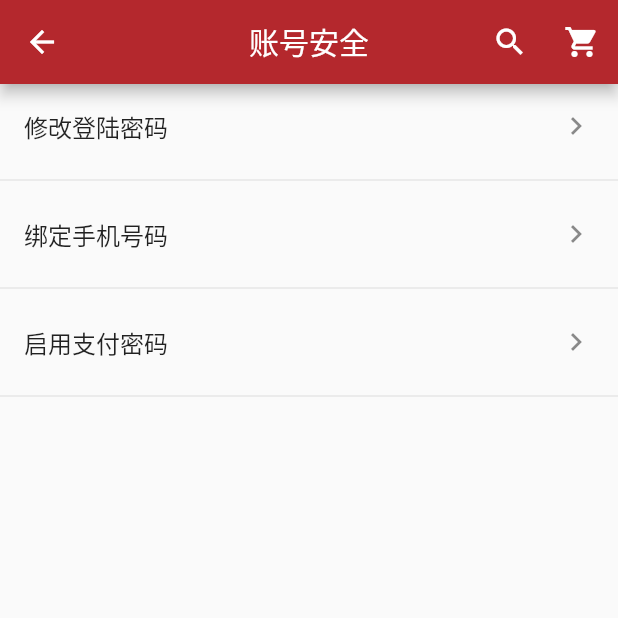
After one commit to hsir05/flutter_shop, a Flutter app: the SecurityCenter screen opened directly, on a phone screen of 412 x 824 dp, the top half of it. The commit adds this screen. Run offline on Flutter 3.47's test engine with Material 2 defaults, Android fonts, the phone set to English and light mode, and no system bars; our stand-ins replace dio, fluro, flutter_easyrefresh, flutter_screenutil, flutter_spinkit, flutter_swiper and 2 more; missing offline and left inert: provide; accounts and stored records are empty; network calls fail; statements that could not run were skipped.

```diff
--- a/lib/pages/category_page.dart
+++ b/lib/pages/category_page.dart
@@ -105,7 +105,7 @@ class _LeftCateoryNavState extends State<LeftCateoryNav> {
         decoration: BoxDecoration(
           color: Colors.white,
           border: Border(
-            bottom: BorderSide(width: 1, color: Colors.redAccent)
+            bottom: BorderSide(width: 1, color: Colors.black12)
           )
         ),
         child: Text(list[index].name,style: TextStyle(fontSize:ScreenUtil().setSp(28)),),
--- a/lib/pages/home_page.dart
+++ b/lib/pages/home_page.dart
@@ -13,7 +13,7 @@ import '../components/adBanner.dart';
 import '../components/special.dart';
 // import '../components/leaderPhone.dart';
 import '../components/floorTitle.dart';
-import '../components/floorContent.dart';
+// import '../components/floorContent.dart';
 import '../components/recommend.dart';
 
 class HomePage extends StatefulWidget {
@@ -32,6 +32,7 @@ class _HomePageState extends State<HomePage>with AutomaticKeepAliveClientMixin {
     _getRecommend();
     super.initState();
   }
+
   @override
   Widget build(BuildContext context) {
     return Container(
@@ -45,7 +46,6 @@ class _HomePageState extends State<HomePage>with AutomaticKeepAliveClientMixin {
               List <Map> navigatorList = (data['kingKongAreaV4'] as List).cast();
               String advertesPicture = data['operationCfg'][0]['picUrls'][0];
               List <Map> specialList = (data['timePurchaseItems']['itemList'] as List).cast();
-
               String floor1Title =data['operationCfg'][0]['picUrls'][0];//楼层1的标题图片
               // List<Map> floor2 = (data['categoryItemsV4'][1]['itemList'] as List).cast(); //楼层1商品和图片
 
--- /dev/null
+++ b/lib/pages/security_page.dart
@@ -0,0 +1,63 @@
+import 'package:flutter/material.dart';
+import './searchBar.dart';
+
+class SecurityCenter extends StatelessWidget {
+  final List<Map> list = [
+    {
+      "icon": Icons.timer,
+      "name": '修改登陆密码'
+    },
+    {
+      "icon": Icons.timer,
+      "name": '绑定手机号码'
+    },
+    {
+      "icon": Icons.category,
+      "name": '启用支付密码'
+    },
+  ];
+  @override
+  Widget build(BuildContext context) {
+    return Scaffold(
+          appBar: AppBar(
+        backgroundColor: Color.fromRGBO(180, 40, 45, 1),
+        leading: IconButton(
+            icon: Icon(Icons.arrow_back),
+            tooltip: 'search',
+            onPressed: () {
+                Navigator.pop(context);
+            }),
+        title: Text("账号安全"),
+        centerTitle: true,
+        actions: <Widget>[
+            IconButton(
+                icon: Icon(Icons.search),
+                tooltip: 'search',
+                onPressed: () {
+                  showSearch(context: context,delegate: SearchBarDelegate());
+                }),
+            IconButton(
+              icon: Icon(Icons.shopping_cart),
+              tooltip: 'cart',
+              onPressed: () {})
+        ]),
+        body: ListView.builder(
+          itemCount: list.length,
+          itemBuilder: (BuildContext context, int index) {
+            return Column(
+              children: <Widget>[
+                ListTile(
+                    title: Text((list[index]['name'])),
+                    trailing: Icon(Icons.keyboard_arrow_right),
+                    onTap: () {
+                      print(list[index]);
+                    },
+                  ),
+                  Divider()
+              ],
+            );
+          }
+        )
+    );
+  }
+}
--- a/lib/provide/details_info.dart
+++ b/lib/provide/details_info.dart
@@ -2,15 +2,18 @@ import 'package:flutter/material.dart';
 // import '../model/details.dart';
 import '../service/service_method.dart';
 import 'dart:convert';
+
 
 class DetailsInfoProvide with ChangeNotifier {
   var goodsInfo=null;
   // 从商品后台获取数据
   getGoodsInfo(String id){
     var formData = {'itemId': id};
+    print(id);
     request('recItemDetailById', formData).then((val){
       print('========ok========');
       // goodsInfo = DetailsModel.fromJson(val);
+      print(val);
       goodsInfo = val;
       notifyListeners();
     });
--- a/lib/routers/router_handler.dart
+++ b/lib/routers/router_handler.dart
@@ -4,6 +4,7 @@ import '../index_page.dart';
 import '../pages/details_page.dart';
 import '../pages/order_page.dart';
 import '../pages/afterServer_page.dart';
+import '../pages/security_page.dart';
 // import '../pages/searchBar.dart';
 
 Handler homeHandler = Handler(
@@ -28,6 +29,11 @@ Handler afterServerHandler = Handler(
   return AfterServer();
 });
 
+Handler securityCenterHandler = Handler(
+  handlerFunc: (BuildContext context, Map<String, List<String>> params) {
+  return SecurityCenter();
+});
+
 // Handler searchHandler = Handler(
 //   handlerFunc: (BuildContext context, Map<String, List<String>> params) {
 //   return SearchBarDelegate();
--- a/lib/routers/routes.dart
+++ b/lib/routers/routes.dart
@@ -7,6 +7,7 @@ class Routes{
   static String detailsPage = '/detail';
   static String orderPage = '/order';
   static String afterServerPage = '/afterServer';
+  static String securityCenter = '/securityCenter';
   // static String searchPage = '/search';
   static void configureRoutes(Router router){
     router.notFoundHandler = new Handler(
@@ -22,6 +23,8 @@ class Routes{
 
     router.define(afterServerPage, handler:afterServerHandler);
 
+    router.define(securityCenter, handler:securityCenterHandler);
+
     // router.define(searchPage, handler:searchHandler);
 
   }
```
Also changed, not shown: lib/pages/details_page.dart (+52 -6 lines), lib/pages/member_page.dart (+5 -5 lines), 1 other file.
